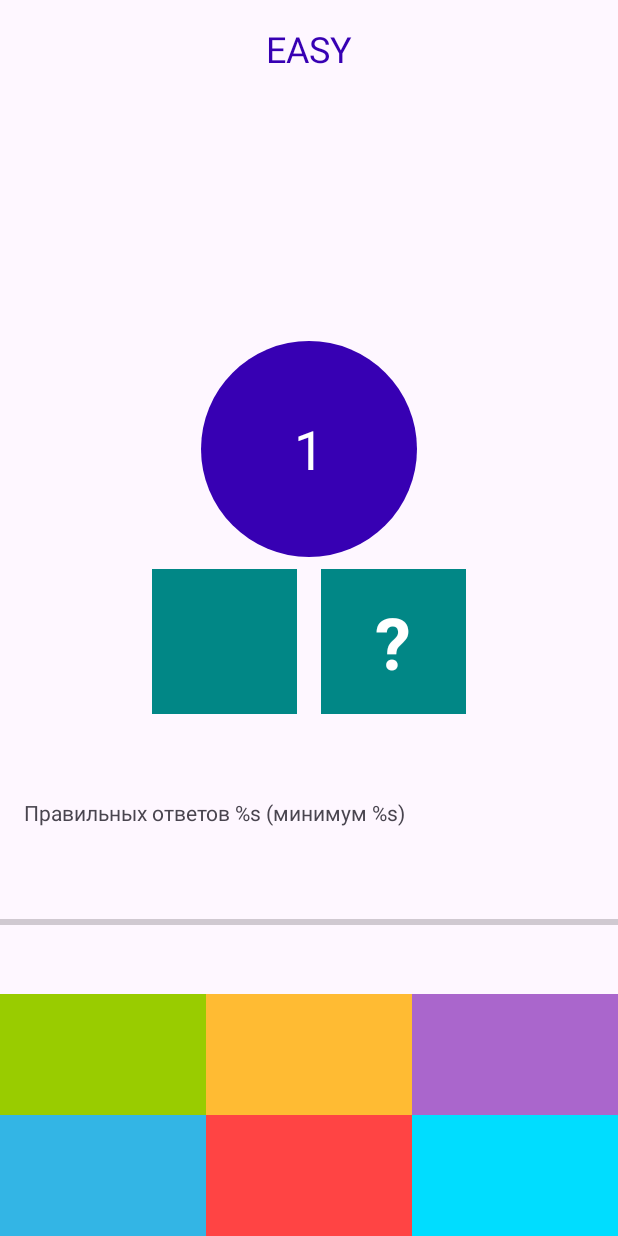
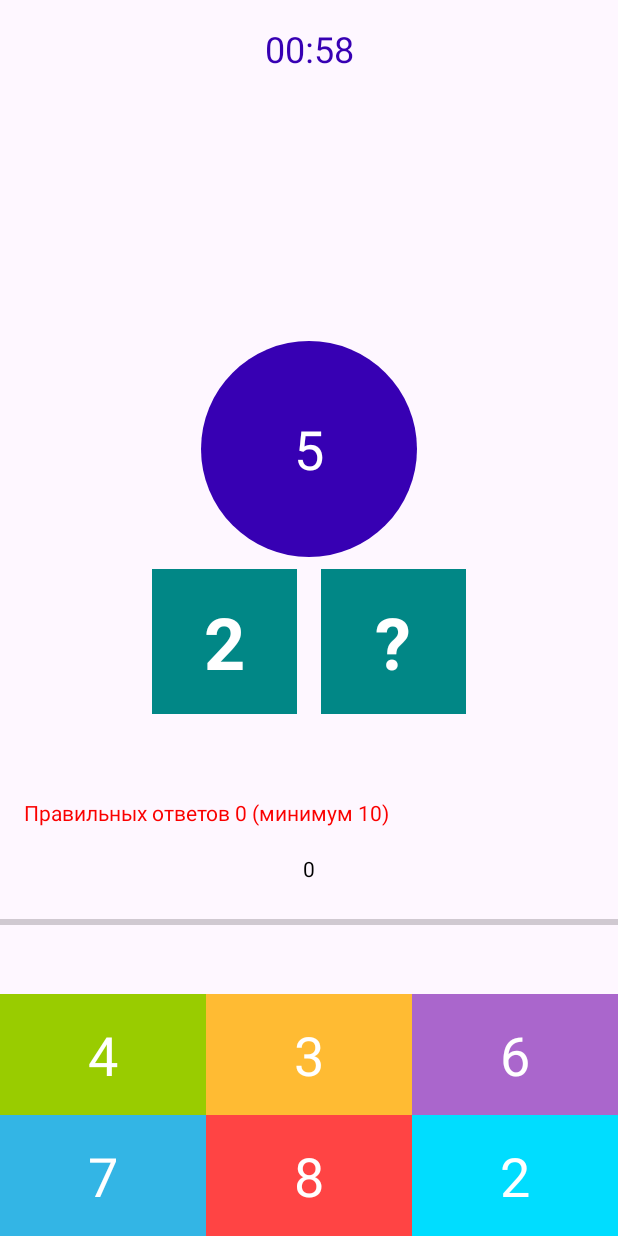
Before and after one commit to di-doctor/Composition, an Android app: the fragment ChooseLevelFragment placed in its activity, after a tap on "Легкий", on a phone screen of 412 x 824 dp. Run offline under Robolectric (Android 15) with nearby library versions, the phone set to English and light mode, and no system bars.

Commit message:
finished gameFragment and fragmendFinished

```diff
--- a/app/src/main/AndroidManifest.xml
+++ b/app/src/main/AndroidManifest.xml
@@ -6,7 +6,7 @@
         android:allowBackup="true"
         android:dataExtractionRules="@xml/data_extraction_rules"
         android:fullBackupContent="@xml/backup_rules"
-        android:icon="@mipmap/ic_launcher"
+        android:icon="@drawable/ic_brain"
         android:label="@string/app_name"
         android:roundIcon="@mipmap/ic_launcher_round"
         android:supportsRtl="true"
--- a/app/src/main/java/com/example/composition/data/GameRepositoryImpl.kt
+++ b/app/src/main/java/com/example/composition/data/GameRepositoryImpl.kt
@@ -15,7 +15,7 @@ object GameRepositoryImpl : GameRepository {
 
     override fun generateQuestion(maxSumValue: Int, countOfOptions: Int): Question {
         val sum = Random.nextInt(from = MIN_ANSWER_VALUE, until = maxSumValue + 1)
-        val visibleNumber = Random.nextInt(from = MIN_ANSWER_VALUE, sum)
+        val visibleNumber = Random.nextInt(from = MIN_ANSWER_VALUE-1, sum)
         val options = HashSet<Int>()
         val rightAnswer = sum - visibleNumber
         options.add(rightAnswer)
--- a/app/src/main/java/com/example/composition/presentation/GameFragment.kt
+++ b/app/src/main/java/com/example/composition/presentation/GameFragment.kt
@@ -1,17 +1,39 @@
 package com.example.composition.presentation
 
+import android.content.res.ColorStateList
 import android.os.Bundle
-import androidx.fragment.app.Fragment
 import android.view.LayoutInflater
 import android.view.View
 import android.view.ViewGroup
+import android.widget.TextView
+import androidx.core.content.ContextCompat
+import androidx.fragment.app.Fragment
+import androidx.lifecycle.ViewModelProvider
 import com.example.composition.R
 import com.example.composition.databinding.FragmentGameBinding
 import com.example.composition.domain.entity.GameResult
-import com.example.composition.domain.entity.GameSettings
 import com.example.composition.domain.entity.Level
 
 class GameFragment : Fragment() {
+
+    private val viewModel: GameViewModel by lazy {
+        ViewModelProvider(
+            this, ViewModelProvider.AndroidViewModelFactory
+                .getInstance(requireActivity().application)
+        )[GameViewModel::class.java]
+    }
+    private val tvOptions by lazy {
+        mutableListOf<TextView>().apply {
+            add(binding.tvOption1)
+            add(binding.tvOption2)
+            add(binding.tvOption3)
+            add(binding.tvOption4)
+            add(binding.tvOption5)
+            add(binding.tvOption6)
+            shuffle()
+        }
+    }
+
 
     private lateinit var level: Level
     private var _binding: FragmentGameBinding? = null
@@ -32,33 +54,71 @@ class GameFragment : Fragment() {
     }
 
     override fun onViewCreated(view: View, savedInstanceState: Bundle?) {
-        super.onViewCreated(view, savedInstanceState)
-        binding.tvTimer.text = level.name.uppercase()
+        observeOnViewModel()
+        viewModel.startGame(level)
+    }
 
-        binding.tvSum.setOnClickListener{
-            val gameResult = GameResult(
-                true,
-                10,
-                15,
-                GameSettings(90,80,9,8)
-            )
-            launchGameFinishedFragment(gameResult)
+    private fun observeOnViewModel() {
+        with(viewModel) {
+            question.observe(viewLifecycleOwner) { question ->
+                binding.tvSum.text = question.sum.toString()
+                binding.tvLeftNumber.text = question.visibleNumber.toString()
+                tvOptions.forEachIndexed { index, textView ->
+                    val number = question.option[index]
+                    textView.text = number.toString()
+                    textView.setOnClickListener {
+                        viewModel.chooseAnswer(number)
+                    }
+                }
+            }
+            formattedTime.observe(viewLifecycleOwner) {
+                binding.tvTimer.text = it
+            }
+            progressAnswers.observe(viewLifecycleOwner) {
+                binding.tvAnswersProgress.text = it
+            }
 
+            gameResult.observe(viewLifecycleOwner) {
+                launchGameFinishedFragment(it)
+            }
+            percentOfRightAnswers.observe(viewLifecycleOwner) {
+                binding.progressBar.setProgress(it, true)
+                binding.tvProgressBarText.text = it.toString()
+            }
+            enoughCountOfRightAnswers.observe(viewLifecycleOwner) {
+                if (it) {
+                    binding.tvAnswersProgress.setTextColor(
+                        ContextCompat.getColor(
+                            requireActivity(),
+                            R.color.string_right
+                        )
+                    )
+                }
+            }
+            enoughPercentOfRightAnswers.observe(viewLifecycleOwner) {
+                val colorRight = ContextCompat.getColor(requireActivity(), R.color.string_right)
+                val colorWrong = ContextCompat.getColor(requireActivity(), R.color.string_wrong)
+                binding.progressBar.progressTintList = if (it) {
+                    ColorStateList.valueOf(colorRight)
+                } else {
+                    ColorStateList.valueOf(colorWrong)
+                }
+            }
         }
     }
 
-    private fun launchGameFinishedFragment(gameResult: GameResult){
+    private fun launchGameFinishedFragment(gameResult: GameResult) {
         requireActivity().supportFragmentManager
             .beginTransaction()
-            .replace(R.id.main_container,GameFinishedFragment.newInstance(gameResult))
+            .replace(R.id.main_container, GameFinishedFragment.newInstance(gameResult))
             .addToBackStack(null)
             .commit()
     }
 
-    private fun parseArgs(){
-       requireArguments().getParcelable<Level>(KEY_LEVEL)?.let {
-           level = it
-       }
+    private fun parseArgs() {
+        requireArguments().getParcelable<Level>(KEY_LEVEL)?.let {
+            level = it
+        }
     }
 
     override fun onDestroyView() {
--- a/app/src/main/java/com/example/composition/presentation/GameViewModel.kt
+++ b/app/src/main/java/com/example/composition/presentation/GameViewModel.kt
@@ -64,6 +64,7 @@ class GameViewModel(application:Application) : AndroidViewModel(application) {
         getSetting(level)
         startTimer()
         generateQuestion()
+        updateProgress()
     }
 
     fun chooseAnswer(number: Int) {
@@ -90,7 +91,6 @@ class GameViewModel(application:Application) : AndroidViewModel(application) {
             override fun onTick(millisUntilFinished: Long) {
                 _formattedTime.value = formatTime(millisUntilFinished)
             }
-
             override fun onFinish() {
                 finishGame()
             }
@@ -101,14 +101,14 @@ class GameViewModel(application:Application) : AndroidViewModel(application) {
     private fun formatTime(millisUntilFinished: Long): String {
         val second = millisUntilFinished / MILLIS_IN_SECONDS
         val minute = second / SECONDS_IN_MINUTE
-        val secondLeft = minute - second * SECONDS_IN_MINUTE
+        val secondLeft = second - minute * SECONDS_IN_MINUTE
         return String.format(format = "%02d:%02d", minute, secondLeft)
     }
 
     private fun generateQuestion() {
         _question.value = generateQuestionUseCase(gameSetting.maxSumValue)
+    }
 
-    }
     private fun updateProgress(){
         val percent = (countOfRightAnswers/countOfQuestion.toDouble()*100).toInt()
         _percentOfRightAnswers.value = percent
@@ -123,8 +123,8 @@ class GameViewModel(application:Application) : AndroidViewModel(application) {
 
     private fun finishGame() {
         _gameResult.value = GameResult(
-            _enoughCountOfRightAnswers.value == true
-                    && _enoughPercentOfRightAnswers.value == true,
+            enoughCountOfRightAnswers.value == true
+                    && enoughPercentOfRightAnswers.value == true,
             countOfRightAnswers,
             countOfQuestion,
             gameSetting
--- a/app/src/main/res/layout/fragment_choose_level.xml
+++ b/app/src/main/res/layout/fragment_choose_level.xml
@@ -27,7 +27,10 @@
         android:layout_marginStart="16dp"
         android:layout_marginEnd="16dp"
         android:text="@string/test_level"
-        android:textColor="@color/white" />
+        android:backgroundTint="@android:color/holo_blue_dark"
+
+        android:textColor="@color/white"
+        />
 
     <Button
         android:id="@+id/button_level_easy"
--- a/app/src/main/res/layout/fragment_game.xml
+++ b/app/src/main/res/layout/fragment_game.xml
@@ -12,7 +12,7 @@
         android:id="@+id/tv_timer"
         android:layout_width="wrap_content"
         android:layout_height="wrap_content"
-        android:text="00:10"
+        android:text=""
         android:textColor="@color/purple_700"
         android:textSize="24sp"
         android:layout_margin="16dp"
@@ -26,7 +26,7 @@
         android:layout_width="144dp"
         android:layout_height="144dp"
         android:background="@drawable/circle_background"
-        android:text="1"
+        android:text=""
         app:layout_constraintBottom_toTopOf="@id/tv_left_number"
         app:layout_constraintEnd_toEndOf="parent"
         app:layout_constraintHorizontal_bias="0.5"
@@ -140,9 +140,23 @@
         android:layout_width="match_parent"
         android:layout_height="wrap_content"
         android:text="@string/progress_answers"
+        android:textColor="@color/string_wrong"
         android:layout_margin="16dp"
         app:layout_constraintTop_toBottomOf="@id/tv_left_number"
         app:layout_constraintBottom_toTopOf="@id/progress_bar"
+        />
+
+    <TextView
+        android:id="@+id/tv_progress_bar_text"
+        android:layout_width="wrap_content"
+        android:layout_height="wrap_content"
+        android:textColor="@color/black"
+        android:layout_margin="16dp"
+        app:layout_constraintTop_toBottomOf="@id/tv_answers_progress"
+        app:layout_constraintBottom_toTopOf="@id/progress_bar"
+        app:layout_constraintStart_toStartOf="parent"
+        app:layout_constraintEnd_toEndOf="parent"
+
         />
 
     <ProgressBar
--- a/app/src/main/res/values/colors.xml
+++ b/app/src/main/res/values/colors.xml
@@ -9,4 +9,6 @@
     <color name="white">#FFFFFFFF</color>
     <color name="white_gray">#BCC5DF</color>
     <color name="background_dark">#ff000000</color>
+    <color name="string_wrong">#FA0000</color>
+    <color name="string_right">#14F104</color>
 </resources>
--- a/app/src/main/res/values/strings.xml
+++ b/app/src/main/res/values/strings.xml
@@ -1,5 +1,5 @@
 <resources>
-    <string name="app_name">JetpackStart</string>
+    <string name="app_name">For Brain</string>
     <string name="question_mark">\?</string>
     <string name="welcome_title">Состав числа</string>
     <string name="game_rules">
```
Also changed, not shown: app/src/main/java/com/example/composition/presentation/GameFinishedFragment.kt (+49 -1 lines), app/src/main/res/layout/fragment_game_finished.xml (+0 -10 lines).
